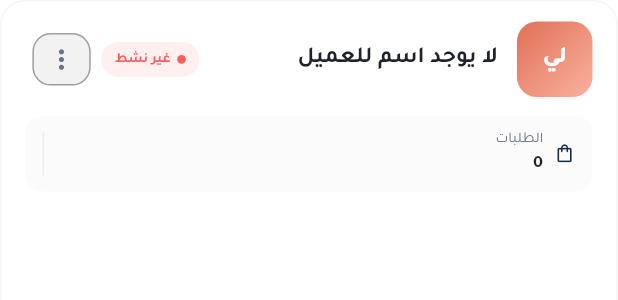
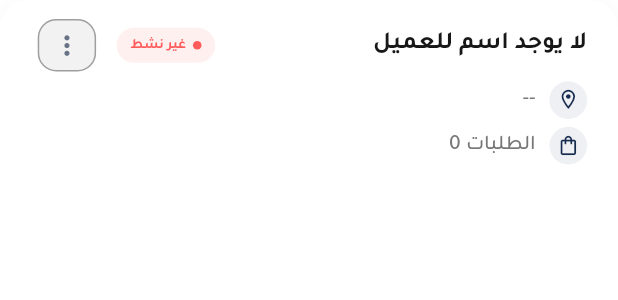
Before and after one commit to fullstackfull/StoreSyria_app98, a Flutter app: what customerWidget() shows on an empty page, opened directly with empty values, on a phone screen of 412 x 824 dp. Shown: the top 300 px of the screen. Run offline on Flutter 3.47's test engine with Material 3 defaults, Android fonts, the light colour scheme and no system bars; our stand-ins replace cached_network_image, device_info_plus, device_preview, dotted_border, file_picker, firebase_core and 22 more; accounts and stored records are empty; network calls fail; project files that could hold a hidden picture were left out.

Commit message:
customers list done

```diff
--- a/lib/view/new_widgets/customer_widget.dart
+++ b/lib/view/new_widgets/customer_widget.dart
@@ -16,17 +16,25 @@ Widget customerWidget({
   final isDark = Theme.of(context).brightness == Brightness.dark;
 
   final cardColor =
-  isDark ? DarkThemeColor.cCardBackground : AppColor.cWhite;
-  final textColor = isDark ? DarkThemeColor.cText : AppColor.cText;
+  isDark ? DarkThemeColor.cCardBackground : Colors.white;
+
+  final textColor =
+  isDark ? DarkThemeColor.cText : const Color(0xFF171717);
+
   final subTextColor =
-  isDark ? DarkThemeColor.cSecondaryText : AppColor.cFont;
+  isDark ? DarkThemeColor.cSecondaryText : const Color(0xFF777777);
 
   final name =
       customer?.customerInfo?.name?.replaceAll('"', '').trim() ?? '';
+
   final mobile =
       customer?.customerInfo?.mobile?.replaceAll('"', '').trim() ?? '';
 
   final orders = customer?.orders ?? 0;
+
+  // TODO: replace with real city when available
+  final city =
+      customer?.email?.replaceAll('"', '').trim() ?? '';
 
   final lastActive =
       customer?.lastActive?.replaceAll('"', '').trim() ?? '';
@@ -46,81 +54,48 @@ Widget customerWidget({
     onTap: onTap,
     child: Container(
       width: double.infinity,
-      margin: EdgeInsets.only(bottom: 10.h),
-      padding: EdgeInsets.symmetric(
-        horizontal: 14.w,
-        vertical: 13.h,
+      margin: EdgeInsets.only(bottom: 1.h),
+      padding: EdgeInsets.fromLTRB(
+        18.w,
+        6.h,
+        18.w,
+        8.h,
       ),
       decoration: BoxDecoration(
         color: cardColor,
-        borderRadius: BorderRadius.circular(16.r),
-        border: Border.all(
-          color: isDark
-              ? Colors.white.withOpacity(.06)
-              : Colors.grey.withOpacity(.10),
+        borderRadius: BorderRadius.circular(18.r),
+        boxShadow: [
+          BoxShadow(
+            color: Colors.black.withOpacity(
+              isDark ? .10 : .035,
             ),
+            blurRadius: 12,
+            offset: const Offset(0, 3),
+          ),
+        ],
       ),
       child: Column(
         children: [
-// Header
           Row(
-            children: [
-              _avatar(displayName),
-
-              SizedBox(width: 11.w),
-
-              Expanded(
-                child: Column(
-                  crossAxisAlignment: CrossAxisAlignment.start,
+            mainAxisAlignment: MainAxisAlignment.start,
             children: [
               Text(
                 displayName,
                 maxLines: 1,
                 overflow: TextOverflow.ellipsis,
+                textAlign: TextAlign.right,
                 style: TextStyle(
-                        fontSize: 15.sp,
+                  fontSize: 16.sp,
                   fontWeight: FontWeight.w700,
                   color: textColor,
                 ),
               ),
-
-                    if (mobile.isNotEmpty) ...[
-                      SizedBox(height: 4.h),
-                      Row(
-                        children: [
-                          Icon(
-                            Icons.phone_outlined,
-                            size: 12.sp,
-                            color: subTextColor,
-                          ),
-                          SizedBox(width: 4.w),
-                          Expanded(
-                            child: Text(
-                              mobile,
-                              maxLines: 1,
-                              overflow: TextOverflow.ellipsis,
-                              style: TextStyle(
-                                fontSize: 11.sp,
-                                color: subTextColor,
-                              ),
-                            ),
-                          ),
-                        ],
-                      ),
-                    ],
-                  ],
-                ),
-              ),
-
-              SizedBox(width: 6.w),
-
+              const Spacer(),
               _statusPill(
                 label: statusLabel,
                 isActive: isActive,
               ),
-
-              SizedBox(width: 2.w),
-
+              SizedBox(width: 8.w),
               AppPopupMenu(
                 viewFun: viewFun,
                 changeFun: changeFun,
@@ -131,84 +106,77 @@ Widget customerWidget({
               ),
             ],
           ),
-
-          SizedBox(height: 12.h),
-
-// Bottom information
-          Container(
-            padding: EdgeInsets.symmetric(
-              horizontal: 10.w,
-              vertical: 9.h,
-            ),
-            decoration: BoxDecoration(
-              color: isDark
-                  ? Colors.white.withOpacity(.035)
-                  : Colors.grey.withOpacity(.045),
-              borderRadius: BorderRadius.circular(11.r),
-            ),
-            child: Row(
-              children: [
-                Expanded(
-                  child: _smallInfo(
-                    icon: Icons.shopping_bag_outlined,
-                    label: 'orders'.tr,
-                    value: orders.toString(),
-                    textColor: textColor,
-                    subTextColor: subTextColor,
-                  ),
+          _customerInfoRow(
+            context: context,
+            icon: Icons.location_on_outlined,
+            text: city.isNotEmpty ? city : '--',
+            textColor: subTextColor,
+            iconColor: AppColor.themeNavyBlueColor,
           ),
 
-                Container(
-                  width: 1,
-                  height: 28.h,
-                  color: isDark
-                      ? Colors.white.withOpacity(.08)
-                      : Colors.grey.withOpacity(.15),
+          SizedBox(height: 5.h),
+
+          _customerInfoRow(
+            context: context,
+            icon: Icons.shopping_bag_outlined,
+            text: '${'orders'.tr} ${orders.toString()}',
+            textColor: subTextColor,
+            iconColor: AppColor.themeNavyBlueColor,
           ),
 
-                if (lastActive.isNotEmpty)
-                  Expanded(
-                    child: Padding(
-                      padding: EdgeInsets.only(left: 10.w),
-                      child: _smallInfo(
-                        icon: Icons.schedule_outlined,
-                        label: 'last_active'.tr,
-                        value: lastActive,
-                        textColor: textColor,
-                        subTextColor: subTextColor,
-                      ),
-                    ),
+          if (mobile.isNotEmpty) ...[
+            SizedBox(height: 5.h),
+            _customerInfoRow(
+              context: context,
+              icon: Icons.phone_outlined,
+              text: mobile,
+              textColor: subTextColor,
+              iconColor: AppColor.themeNavyBlueColor,
             ),
           ],
-            ),
-          ),
         ],
       ),
     ),
   );
 }
-
-Widget _avatar(String name) {
-  return Container(
-    width: 44.w,
-    height: 44.w,
+Widget _customerInfoRow({
+  required BuildContext context,
+  required IconData icon,
+  required String text,
+  required Color textColor,
+  required Color iconColor,
+}) {
+  return Row(
+    mainAxisAlignment: MainAxisAlignment.start,
+    children: [
+      Container(
+        width: 22.w,
+        height: 22.w,
         decoration: BoxDecoration(
-      gradient: LinearGradient(
-        colors: _avatarGradient(name),
-        begin: Alignment.topLeft,
-        end: Alignment.bottomRight,
+          color: iconColor.withOpacity(.07),
+          shape: BoxShape.circle,
         ),
-      borderRadius: BorderRadius.circular(13.r),
-    ),
-    alignment: Alignment.center,
-    child: Text(
-      _getInitials(name),
-      style: TextStyle(
-        fontSize: 15.sp,
-        fontWeight: FontWeight.w800,
-        color: Colors.white,
+        child: Icon(
+          icon,
+          size: 15.sp,
+          color: iconColor,
         ),
       ),
+      SizedBox(width: 8.w),
+      Flexible(
+        child: Text(
+          text,
+          maxLines: 1,
+          overflow: TextOverflow.ellipsis,
+          textAlign: TextAlign.right,
+          style: TextStyle(
+            fontSize: 13.5.sp,
+            fontWeight: FontWeight.w500,
+            color: textColor,
+          ),
+        ),
+      ),
+    ],
   );
 }
 
@@ -229,71 +197,6 @@ String _getInitials(String name) {
       parts[0].substring(0, 1) +
           parts[1].substring(0, 1)
   ).toUpperCase();
-}
-
-List<Color> _avatarGradient(String seed) {
-  const gradients = <List<Color>>[
-    [Color(0xFF6C5CE7), Color(0xFFA29BFE)],
-    [Color(0xFF00B894), Color(0xFF55EFC4)],
-    [Color(0xFFFF9F43), Color(0xFFFFC069)],
-    [Color(0xFF0984E3), Color(0xFF74B9FF)],
-    [Color(0xFFE17055), Color(0xFFFAB1A0)],
-  ];
-
-  final index =
-  seed.isEmpty ? 0 : seed.codeUnitAt(0) % gradients.length;
-
-  return gradients[index];
-}
-
-Widget _smallInfo({
-  required IconData icon,
-  required String label,
-  required String value,
-  required Color textColor,
-  required Color subTextColor,
-}) {
-  return Row(
-    children: [
-      Icon(
-        icon,
-        size: 14.sp,
-        color: AppColor.themeNavyBlueColor,
-      ),
-
-      SizedBox(width: 6.w),
-
-      Expanded(
-        child: Column(
-          crossAxisAlignment: CrossAxisAlignment.start,
-          children: [
-            Text(
-              label,
-              maxLines: 1,
-              overflow: TextOverflow.ellipsis,
-              style: TextStyle(
-                fontSize: 9.5.sp,
-                color: subTextColor,
-              ),
-            ),
-
-            SizedBox(height: 1.h),
-
-            Text(
-              value,
-              maxLines: 1,
-              overflow: TextOverflow.ellipsis,
-              style: TextStyle(
-                fontSize: 11.5.sp,
-                fontWeight: FontWeight.w700,
-                color: textColor,
-              ),
-            ),
-          ],
-        ),
-      ),
-    ],
-  );
 }
 
 Widget _statusPill({
```
Lines whose indentation alone changed are shown as unchanged.
